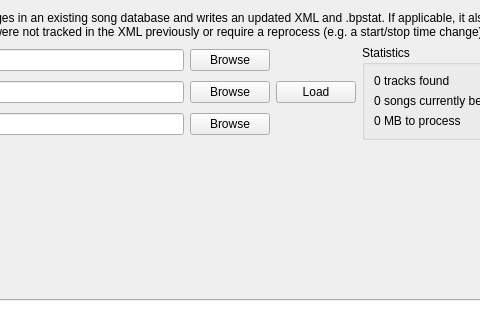
lgactna/bpsync, file std_sync.ui: the form before one commit; both pictures show x 169 to 649 and y 0 to 320 of the 840 by 754 pixel window.
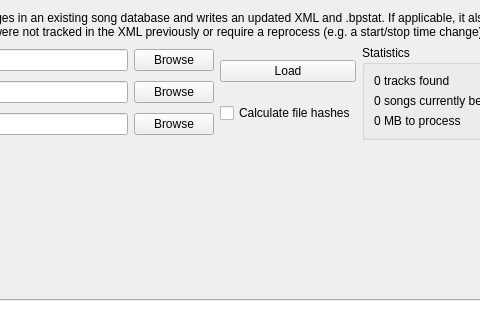
The form after the commit. Custom widgets are drawn as their Qt base class.

Commit message: option to skip file hash calculation on std sync

What changed in the file:
```diff
--- a/std_sync.ui
+++ b/std_sync.ui
@@ -13,7 +13,7 @@
   <property name="windowTitle">
    <string>Standard Sync</string>
   </property>
-  <layout class="QVBoxLayout" name="verticalLayout_4">
+  <layout class="QVBoxLayout" name="verticalLayout_5">
    <item>
     <widget class="QLabel" name="label_2">
      <property name="text">
@@ -106,11 +106,22 @@
       </layout>
      </item>
      <item>
+      <layout class="QVBoxLayout" name="verticalLayout_4">
+       <item>
       <widget class="QPushButton" name="load_all_button">
        <property name="text">
         <string>Load</string>
        </property>
       </widget>
+       </item>
+       <item>
+        <widget class="QCheckBox" name="calc_hashes_checkbox">
+         <property name="text">
+          <string>Calculate file hashes</string>
+         </property>
+        </widget>
+       </item>
+      </layout>
      </item>
      <item>
       <widget class="QGroupBox" name="groupBox_2">
```
Lines whose indentation alone changed are shown as unchanged. The commit also changes 4 other files.
